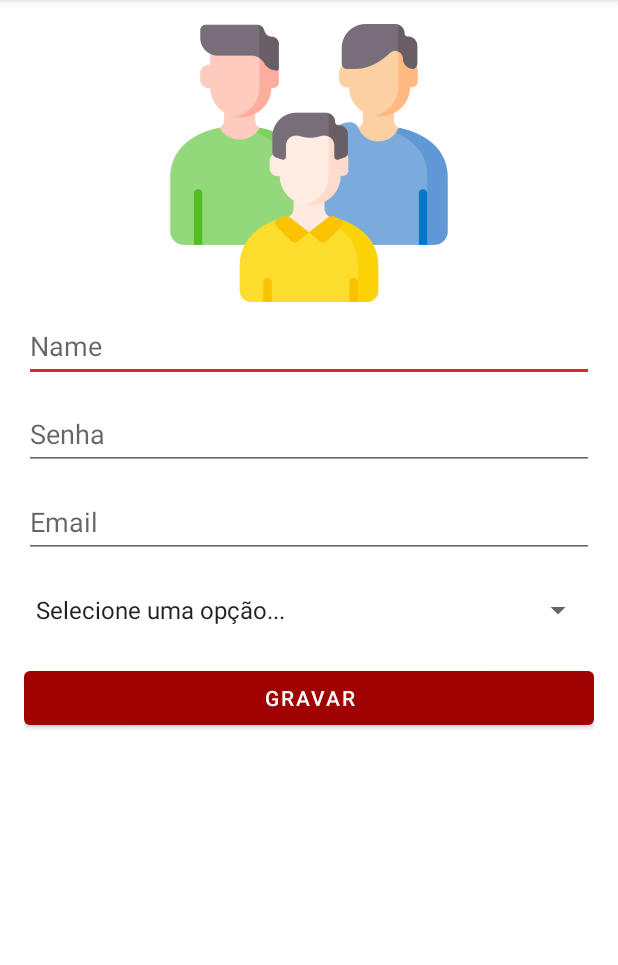
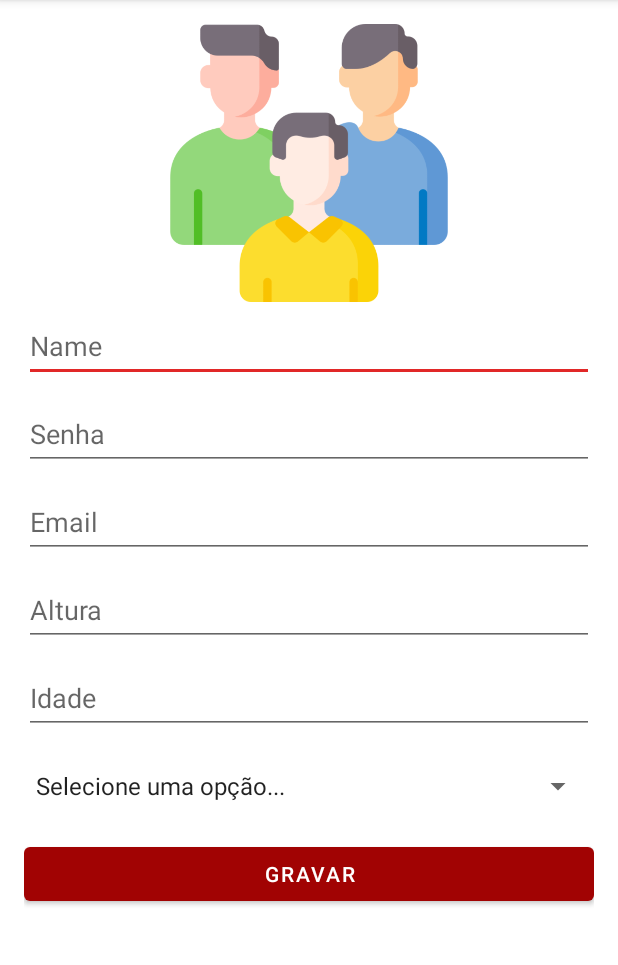
Before and after one commit to GuilhermeFM-20/atlas-fit, an Android app: the fragment PerfilFragment shown on its own in the app's theme, on a phone screen of 412 x 824 dp, the part 84-1049 px from its top. Run offline under Robolectric (Android 15) with nearby library versions, the phone set to English and light mode, and no system bars; network calls fail; 3 statements that could not run were skipped.

Commit message:
refactor: Ajuste do formulário de usuário.

```diff
--- a/app/src/main/res/layout/fragment_perfil.xml
+++ b/app/src/main/res/layout/fragment_perfil.xml
@@ -68,6 +68,26 @@
                 android:inputType="textEmailAddress"
                 android:minHeight="48dp" />
 
+            <EditText
+                android:id="@+id/inputHeight"
+                android:layout_width="match_parent"
+                android:layout_height="wrap_content"
+                android:layout_marginVertical="5dp"
+                android:ems="10"
+                android:hint="Altura"
+                android:inputType="numberDecimal"
+                android:minHeight="48dp" />
+
+            <EditText
+                android:id="@+id/inputAge"
+                android:layout_width="match_parent"
+                android:layout_height="wrap_content"
+                android:layout_marginVertical="5dp"
+                android:ems="10"
+                android:hint="Idade"
+                android:inputType="numberDecimal"
+                android:minHeight="48dp" />
+
 <!--            <EditText-->
 <!--                android:id="@+id/minutes"-->
 <!--                android:layout_width="match_parent"-->
```
Also changed, not shown: app/src/main/java/com/example/app_sd/ui/login/LoginFragment.java (line endings or trailing spaces).
